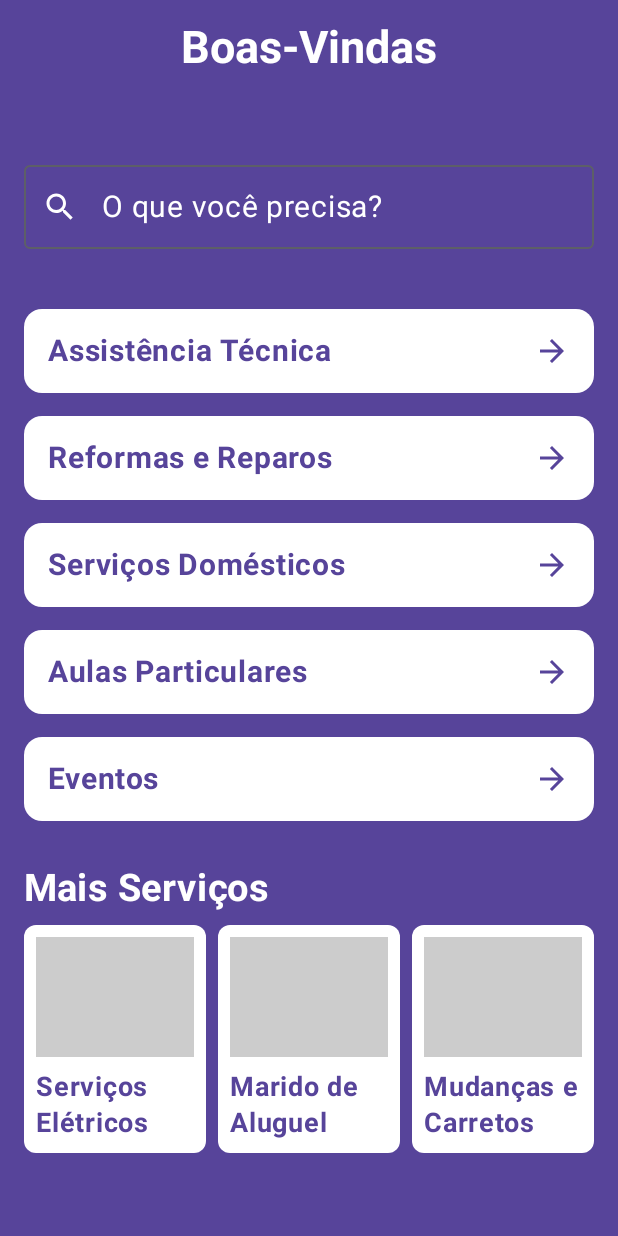
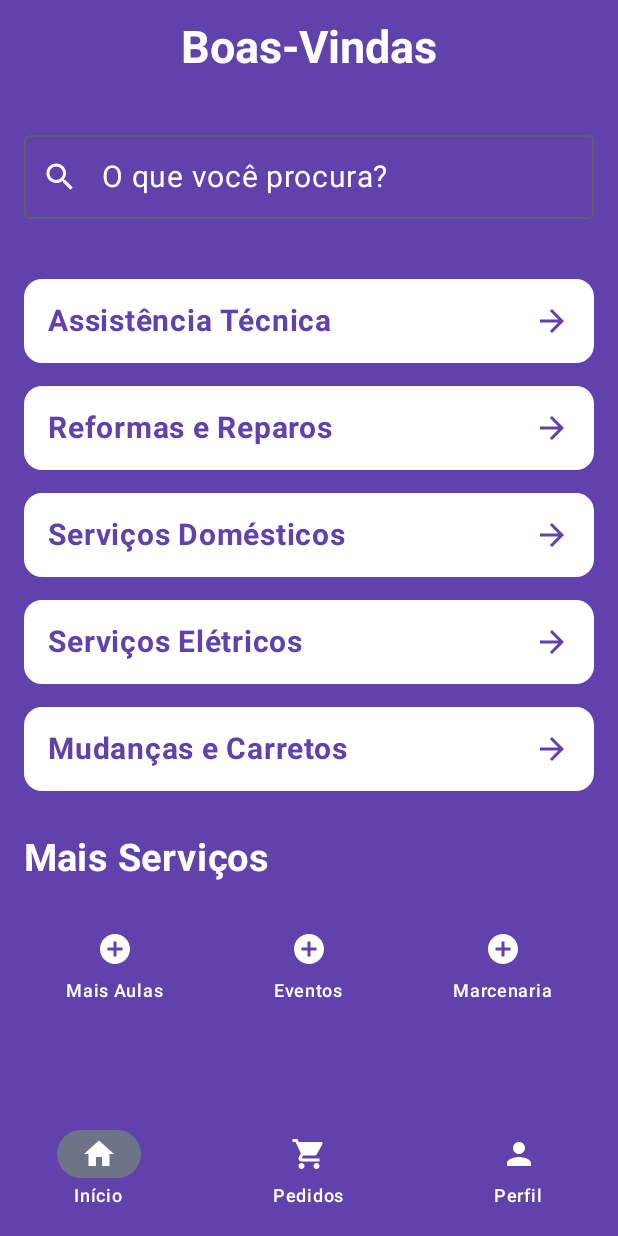
Before and after one commit to EnzoPierazoli/ContrataAI, an Android app built with Jetpack Compose: the HomePage screen opened through its navigation route, on a phone screen of 412 x 824 dp. Run offline under Robolectric (Android 15) with nearby library versions, the phone set to English and light mode, and no system bars.

Commit message:
Edits HomePage.kt: reestruturação da tela e configuração do colors.xml e do strings.xml

```diff
--- a/app/src/main/java/br/com/fiap/contrataa/screens/HomePage.kt
+++ b/app/src/main/java/br/com/fiap/contrataa/screens/HomePage.kt
@@ -1,13 +1,9 @@
 package br.com.fiap.contrataa.screens
 
+import br.com.fiap.contrataa.R
 import androidx.compose.material.icons.filled.Home
-import android.os.Bundle
-import androidx.activity.ComponentActivity
-import androidx.activity.compose.setContent
 import androidx.compose.foundation.background
-import androidx.compose.foundation.clickable
 import androidx.compose.foundation.layout.*
-import androidx.compose.foundation.shape.RoundedCornerShape
 import androidx.compose.material.icons.Icons
 import androidx.compose.material.icons.filled.*
 import androidx.compose.material3.*
@@ -15,32 +11,16 @@ import androidx.compose.runtime.*
 import androidx.compose.ui.Alignment
 import androidx.compose.ui.Modifier
 import androidx.compose.ui.graphics.Color
-import androidx.compose.ui.res.painterResource
 import androidx.compose.ui.text.font.FontWeight
 import androidx.compose.ui.unit.dp
 import androidx.compose.ui.unit.sp
-import androidx.compose.foundation.background
-import androidx.compose.foundation.clickable
-import androidx.compose.foundation.layout.*
-import androidx.compose.material3.*
 import androidx.compose.material.icons.filled.Person
 import androidx.compose.material.icons.filled.Search
 import androidx.compose.material.icons.filled.ShoppingCart
-import androidx.compose.runtime.*
-import androidx.compose.ui.res.painterResource
-import androidx.compose.ui.unit.dp
-import androidx.compose.ui.unit.sp
 import androidx.compose.ui.tooling.preview.Preview
 import androidx.compose.material3.Icon
-import androidx.compose.material3.IconButton
-import androidx.compose.material.icons.filled.Person
-
-
-// Definição de cores
-val DarkPurple = Color(0xFF57449a)
-val LightPurple = Color(0xFF7B1FA2)
-val BackgroundColor = DarkPurple
-val Button = Color.White
+import androidx.compose.ui.res.colorResource
+import androidx.compose.ui.res.stringResource
 
 @Composable
 fun HomePage() {
@@ -48,6 +28,7 @@ fun HomePage() {
         Scaffold(
             modifier = Modifier.fillMaxSize(),
             topBar = { TopBar() },
+            bottomBar = { BottomBar() }
         ) { innerPadding ->
             MainContent(Modifier.padding(innerPadding))
         }
@@ -58,8 +39,8 @@ fun HomePage() {
 @Composable
 fun TopBar() {
     CenterAlignedTopAppBar(
-        title = { Text("Boas-Vindas", fontSize = 30.sp, fontWeight = FontWeight.Bold, color = Color.White) },
-        colors = TopAppBarDefaults.centerAlignedTopAppBarColors(containerColor = DarkPurple)
+        title = { Text(text = stringResource(id = R.string.boas_vindas), fontSize = 30.sp, fontWeight = FontWeight.Bold, color = colorResource(id = R.color.CorDoTexto)) },
+        colors = TopAppBarDefaults.centerAlignedTopAppBarColors(containerColor = colorResource(id = R.color.BackgroundRoxo)),
     )
 }
 
@@ -68,127 +49,170 @@ fun MainContent(modifier: Modifier = Modifier) {
     Column(
         modifier = modifier
             .fillMaxSize()
-            .background(BackgroundColor)
+            .background(colorResource(id = R.color.BackgroundRoxo))
             .padding(16.dp),
         horizontalAlignment = Alignment.Start
     ) {
-        Spacer(modifier = Modifier.height(30.dp))
+        Spacer(modifier = Modifier.height(10.dp))
+        var searchText by remember { mutableStateOf("") }
         OutlinedTextField(
-            value = "",
-            onValueChange = {},
-            placeholder = { Text("O que você precisa?", fontSize = 20.sp, color = Color.White) },
+            value = searchText,
+            onValueChange = { searchText = it },
+            placeholder = { Text(stringResource(R.string.placeholder1), fontSize = 20.sp, color = Color.White) },
             modifier = Modifier.fillMaxWidth(),
             leadingIcon = {
                 Icon(Icons.Default.Search, contentDescription = "Buscar", tint = Color.White)
-            }
+
+            },
+            colors = OutlinedTextFieldDefaults.colors(
+                focusedTextColor = Color.White, // Define a cor do texto quando o campo está focado
+                unfocusedTextColor = Color.White, // Define a
+            )
         )
         Spacer(modifier = Modifier.height(40.dp))
         Card(
             modifier = Modifier.fillMaxWidth(),
-            colors = CardDefaults.cardColors(containerColor = Button)
+            colors = CardDefaults.cardColors(containerColor = colorResource(id = R.color.CorDoBotao))
         ) {
             Row(
                 modifier = Modifier.padding(16.dp),
                 verticalAlignment = Alignment.CenterVertically
             ) {
                 Column {
-                    Text("Assistência Técnica", fontSize = 20.sp, fontWeight = FontWeight.Bold, color = DarkPurple)
+                    Text(stringResource(R.string.assistencia_tecnica), fontSize = 20.sp, fontWeight = FontWeight.Bold, color = colorResource(id = R.color.BackgroundRoxo))
                 }
                 Spacer(modifier = Modifier.weight(1f))
-                Icon(Icons.Default.ArrowForward, contentDescription = "Ir", tint = DarkPurple)
+                Icon(Icons.Default.ArrowForward, contentDescription = "Ir", tint = colorResource(id = R.color.BackgroundRoxo))
             }
         }
         Spacer(modifier = Modifier.height(15.dp))
         Card(
             modifier = Modifier.fillMaxWidth(),
-            colors = CardDefaults.cardColors(containerColor = Button)
+            colors = CardDefaults.cardColors(containerColor = colorResource(id = R.color.CorDoBotao))
         ) {
             Row(
                 modifier = Modifier.padding(16.dp),
                 verticalAlignment = Alignment.CenterVertically
             ) {
                 Column {
-                    Text("Reformas e Reparos", fontSize = 20.sp, fontWeight = FontWeight.Bold, color = DarkPurple)
+                    Text(stringResource(R.string.reformas_reparos), fontSize = 20.sp, fontWeight = FontWeight.Bold, color = colorResource(id = R.color.BackgroundRoxo))
                 }
                 Spacer(modifier = Modifier.weight(1f))
-                Icon(Icons.Default.ArrowForward, contentDescription = "Ir", tint = DarkPurple)
+                Icon(Icons.Default.ArrowForward, contentDescription = "Ir", tint = colorResource(id = R.color.BackgroundRoxo))
             }
         }
         Spacer(modifier = Modifier.height(15.dp))
         Card(
             modifier = Modifier.fillMaxWidth(),
-            colors = CardDefaults.cardColors(containerColor = Button)
+            colors = CardDefaults.cardColors(containerColor = colorResource(id = R.color.CorDoBotao))
         ) {
             Row(
                 modifier = Modifier.padding(16.dp),
                 verticalAlignment = Alignment.CenterVertically
             ) {
                 Column {
-                    Text("Serviços Domésticos", fontSize = 20.sp, fontWeight = FontWeight.Bold, color = DarkPurple)
+                    Text(stringResource(R.string.servicos_domesticos), fontSize = 20.sp, fontWeight = FontWeight.Bold, color = colorResource(id = R.color.BackgroundRoxo))
                 }
                 Spacer(modifier = Modifier.weight(1f))
-                Icon(Icons.Default.ArrowForward, contentDescription = "Ir", tint = DarkPurple)
+                Icon(Icons.Default.ArrowForward, contentDescription = "Ir", tint = colorResource(id = R.color.BackgroundRoxo))
             }
         }
         Spacer(modifier = Modifier.height(15.dp))
         Card(
             modifier = Modifier.fillMaxWidth(),
-            colors = CardDefaults.cardColors(containerColor = Button)
+            colors = CardDefaults.cardColors(containerColor = colorResource(id = R.color.CorDoBotao))
         ) {
             Row(
                 modifier = Modifier.padding(16.dp),
                 verticalAlignment = Alignment.CenterVertically
             ) {
                 Column {
-                    Text("Aulas Particulares", fontSize = 20.sp, fontWeight = FontWeight.Bold, color = DarkPurple)
+                    Text(stringResource(R.string.servicos_eletricos), fontSize = 20.sp, fontWeight = FontWeight.Bold, color = colorResource(id = R.color.BackgroundRoxo))
                 }
                 Spacer(modifier = Modifier.weight(1f))
-                Icon(Icons.Default.ArrowForward, contentDescription = "Ir", tint = DarkPurple)
+                Icon(Icons.Default.ArrowForward, contentDescription = "Ir", tint = colorResource(id = R.color.BackgroundRoxo))
             }
         }
         Spacer(modifier = Modifier.height(15.dp))
         Card(
             modifier = Modifier.fillMaxWidth(),
-            colors = CardDefaults.cardColors(containerColor = Button)
+            colors = CardDefaults.cardColors(containerColor = colorResource(id = R.color.CorDoBotao))
         ) {
             Row(
                 modifier = Modifier.padding(16.dp),
                 verticalAlignment = Alignment.CenterVertically
             ) {
                 Column {
-                    Text("Eventos", fontSize = 20.sp, fontWeight = FontWeight.Bold, color = DarkPurple)
+                    Text(stringResource(R.string.mudancas_carretos), fontSize = 20.sp, fontWeight = FontWeight.Bold, color = colorResource(id = R.color.BackgroundRoxo))
                 }
                 Spacer(modifier = Modifier.weight(1f))
-                Icon(Icons.Default.ArrowForward, contentDescription = "Ir", tint = DarkPurple)
+                Icon(Icons.Default.ArrowForward, contentDescription = "Ir", tint = colorResource(id = R.color.BackgroundRoxo))
             }
         }
-
         Spacer(modifier = Modifier.height(30.dp))
-        Text("Mais Serviços", fontSize = 25.sp, fontWeight = FontWeight.Bold, color = Color.White)
+        Text(stringResource(R.string.mais_servicos), fontSize = 25.sp, fontWeight = FontWeight.Bold, color = Color.White)
         Spacer(modifier = Modifier.height(10.dp))
-        RepairServices()
+        MoreServices()
     }
 }
 
 @Composable
-fun RepairServices() {
-    Row(modifier = Modifier.fillMaxWidth(), horizontalArrangement = Arrangement.spacedBy(8.dp)) {
-        listOf("Serviços Elétricos", "Marido de Aluguel", "Mudanças e Carretos").forEach { service ->
-            Card(
-                modifier = Modifier.weight(1f),
-                shape = RoundedCornerShape(8.dp),
-                colors = CardDefaults.cardColors(containerColor = Color.White)
-            ) {
-                Column(modifier = Modifier.padding(8.dp)) {
-                    Box(modifier = Modifier
-                        .height(80.dp)
-                        .fillMaxWidth()
-                        .background(Color.LightGray))
-                    Spacer(modifier = Modifier.height(8.dp))
-                    Text(service, fontSize = 18.sp, fontWeight = FontWeight.Bold, color = DarkPurple)
-                }
-            }
-        }
+fun MoreServices() {
+    NavigationBar(
+        modifier = Modifier.height (95.dp),
+        containerColor = colorResource(id = R.color.BackgroundRoxo)
+    ) {
+        NavigationBarItem(
+            modifier = Modifier.height (56.dp),
+            icon = { Icon(Icons.Default.AddCircle, contentDescription = "Aulas", tint = Color.White) },
+            label = { Text(stringResource(R.string.aulas), color = Color.White) },
+            selected = false,
+            onClick = { /* TODO */ }
+        )
+        NavigationBarItem(
+            modifier = Modifier.height (56.dp),
+            icon = { Icon(Icons.Default.AddCircle, contentDescription = "Eventos", tint = Color.White) },
+            label = { Text(stringResource(R.string.eventos), color = Color.White) },
+            selected = false,
+            onClick = { /* TODO */ }
+        )
+        NavigationBarItem(
+            modifier = Modifier.height (56.dp),
+            icon = { Icon(Icons.Default.AddCircle, contentDescription = "Marcenaria", tint = Color.White) },
+            label = { Text(stringResource(R.string.marcenaria), color = Color.White) },
+            selected = false,
+            onClick = { /* TODO */ }
+        )
+    }
+}
+
+@Composable
+fun BottomBar() {
+    NavigationBar(
+        modifier = Modifier.height (85.dp),
+        containerColor = colorResource(id = R.color.BackgroundRoxo)
+    ) {
+        NavigationBarItem(
+            modifier = Modifier.height (56.dp),
+            icon = { Icon(Icons.Default.Home, contentDescription = "Inicio", tint = Color.White) },
+            label = { Text(stringResource(R.string.inicio), color = Color.White) },
+            selected = true,
+            onClick = { /* TODO */ }
+        )
+        NavigationBarItem(
+            modifier = Modifier.height (56.dp),
+            icon = { Icon(Icons.Default.ShoppingCart, contentDescription = "Pedidos", tint = Color.White) },
+            label = { Text(stringResource(R.string.pedidos), color = Color.White) },
+            selected = false,
+            onClick = { /* TODO */ }
+        )
+        NavigationBarItem(
+            modifier = Modifier.height (56.dp),
+            icon = { Icon(Icons.Default.Person , contentDescription = "Perfil", tint = Color.White) },
+            label = { Text(stringResource(R.string.perfil), color = Color.White) },
+            selected = false,
+            onClick = { /* TODO */ }
+        )
     }
 }
 
--- a/app/src/main/res/values/colors.xml
+++ b/app/src/main/res/values/colors.xml
@@ -13,4 +13,5 @@
     <color name="CorDoBotao">#FFFFFFFF</color>
     <color name="BackgroundRoxo">#FF6141AC</color>
 
+
 </resources>
--- a/app/src/main/res/values/strings.xml
+++ b/app/src/main/res/values/strings.xml
@@ -24,5 +24,24 @@
 
     //------------------------------------------------------------------------------------
 
+    // Todas Strings da HomePage
+
+    //------------------------------------------------------------------------------------
+    <string name="boas_vindas">Boas-Vindas</string>
+    <string name="placeholder1">O que você procura?</string>
+    <string name="assistencia_tecnica">"Assistência Técnica"</string>
+    <string name="reformas_reparos">Reformas e Reparos</string>
+    <string name="servicos_domesticos">Serviços Domésticos</string>
+    <string name="servicos_eletricos">Serviços Elétricos</string>
+    <string name="mudancas_carretos">Mudanças e Carretos</string>
+    <string name="mais_servicos">Mais Serviços</string>
+    <string name="aulas">Mais Aulas</string>
+    <string name="eventos">Eventos</string>
+    <string name="marcenaria">Marcenaria</string>
+    <string name="inicio">Início</string>
+    <string name="pedidos">Pedidos</string>
+    <string name="perfil">Perfil</string>
+
+    //------------------------------------------------------------------------------------
 
 </resources>
```
